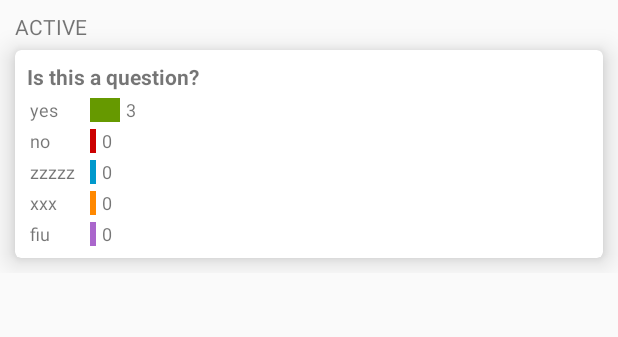
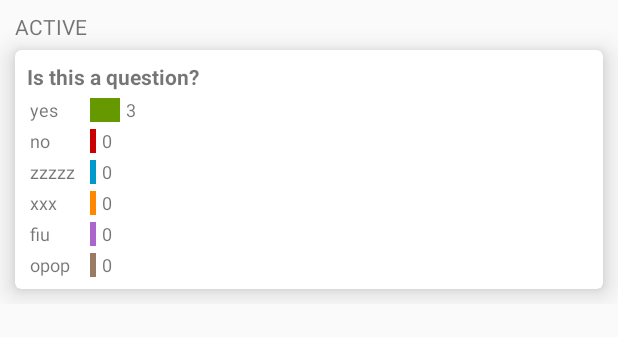
Before and after one commit to pauek/SpeakerFeedback, an Android app: the layout poll_view.xml on its own in the app's theme, with its tools: preview values and no code run, on a phone screen of 412 x 824 dp. Shown: the top 337 px of the screen. Run offline under Robolectric (Android 15) with nearby library versions, the phone set to English and light mode, and no system bars.

Commit message:
Es poden borrar polls + MAX_OPTIONS = 6 + bug fixes

```diff
--- a/app/src/main/res/layout/poll_view.xml
+++ b/app/src/main/res/layout/poll_view.xml
@@ -111,6 +111,18 @@
                 app:layout_constraintTop_toBottomOf="@+id/option4_view"
                 tools:text="fiu" />
 
+            <TextView
+                android:id="@+id/option6_view"
+                android:layout_width="wrap_content"
+                android:layout_height="wrap_content"
+                android:layout_marginStart="10dp"
+                android:layout_marginLeft="10dp"
+                android:layout_marginTop="4dp"
+                android:textSize="12sp"
+                app:layout_constraintStart_toStartOf="parent"
+                app:layout_constraintTop_toBottomOf="@+id/option5_view"
+                tools:text="opop" />
+
 
             <android.support.constraint.Barrier
                 android:id="@+id/barrier"
@@ -175,6 +187,17 @@
                 app:layout_constraintLeft_toRightOf="@id/barrier"
                 />
 
+            <View
+                android:id="@+id/bar6_view"
+                android:layout_width="4dp"
+                android:layout_height="16dp"
+                android:layout_marginLeft="10dp"
+                android:background="@color/brown"
+                app:layout_constraintTop_toTopOf="@id/option6_view"
+                app:layout_constraintBottom_toBottomOf="@id/option6_view"
+                app:layout_constraintLeft_toRightOf="@id/barrier"
+                />
+
 
             <TextView
                 android:id="@+id/count1_view"
@@ -236,6 +259,18 @@
                 app:layout_constraintBaseline_toBaselineOf="@id/option5_view"
                 tools:text="0" />
 
+            <TextView
+                android:id="@+id/count6_view"
+                android:layout_width="wrap_content"
+                android:layout_height="wrap_content"
+                android:layout_marginStart="4dp"
+                android:layout_marginLeft="4dp"
+                android:layout_marginTop="4dp"
+                android:textSize="12sp"
+                app:layout_constraintLeft_toRightOf="@id/bar6_view"
+                app:layout_constraintBaseline_toBaselineOf="@id/option6_view"
+                tools:text="0" />
+
 
         </android.support.constraint.ConstraintLayout>
     </android.support.v7.widget.CardView>
--- a/app/src/main/res/values/colors.xml
+++ b/app/src/main/res/values/colors.xml
@@ -6,4 +6,5 @@
     <color name="status_bar">#cc3f51b5</color>
     <color name="pollBackground">#f4f4f4</color>
     <color name="card_bg">#e7e7e7</color>
+    <color name="brown">#987c66</color>
 </resources>
--- a/app/src/main/res/values/strings.xml
+++ b/app/src/main/res/values/strings.xml
@@ -5,4 +5,7 @@
     <string name="add_poll">Add Poll</string>
     <string name="active">Active</string>
     <string name="previous">Previous</string>
+    <string name="delete_poll_question">Are you sure you want to delete poll \'%s\'?</string>
+    <string name="confirmation">Confirmation</string>
+    <string name="delete">Delete</string>
 </resources>
```
Also changed, not shown: app/src/main/java/edu/upc/citm/android/speakerfeedback/MainActivity.java (+57 -12 lines), app/src/main/java/edu/upc/citm/android/speakerfeedback/Poll.java (+7 -1 lines).
